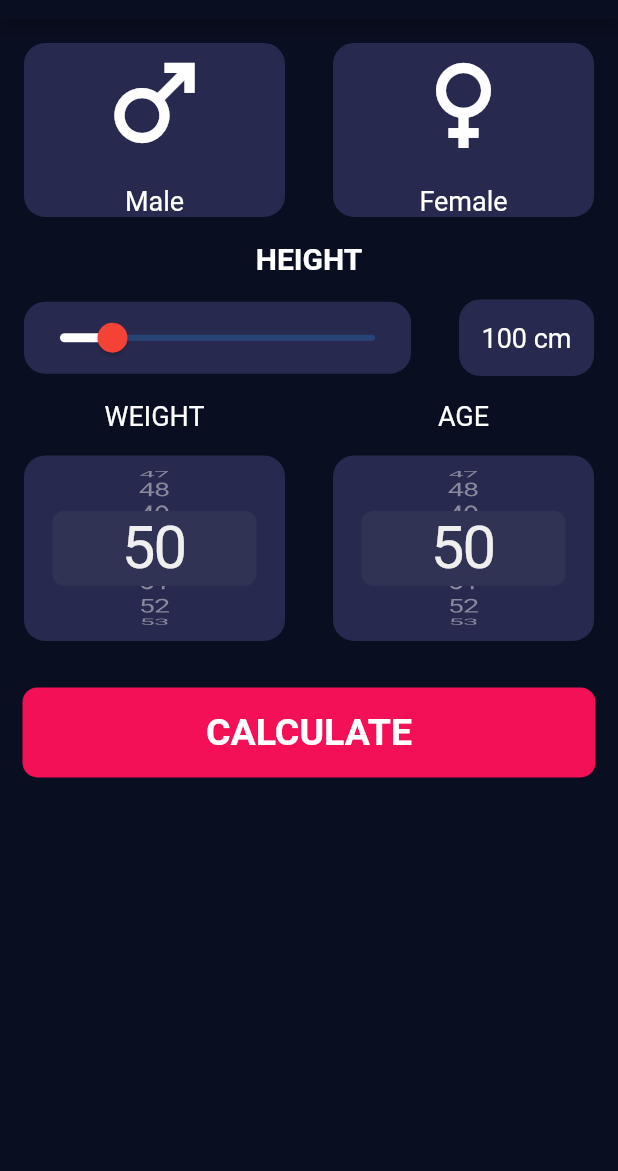
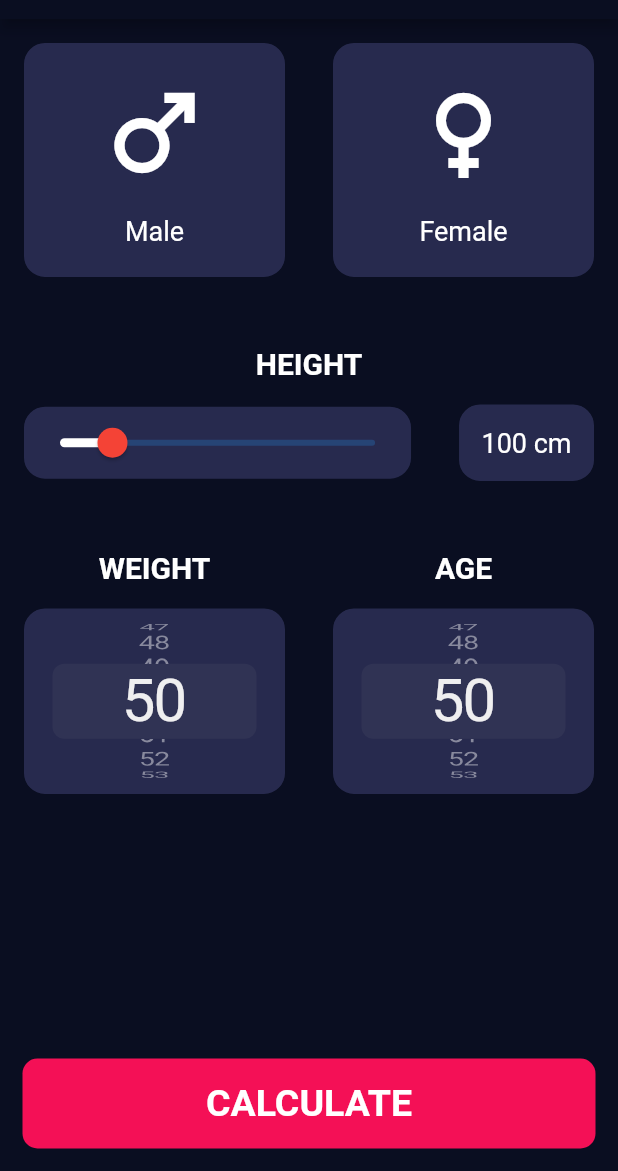
Before and after one commit to maviswisanggeni/bmi-calculator-app, a Flutter app: the screen it shows after launch, on a phone screen of 412 x 824 dp, the part 65-1236 px from its top. Run offline on Flutter 3.47's test engine with Material 2 defaults, Android fonts, the phone set to English and light mode, and no system bars.

Commit message:
modify: [MW] Change UI Gender Input Section

```diff
--- a/lib/views/bmi_data_screen.dart
+++ b/lib/views/bmi_data_screen.dart
@@ -47,7 +47,41 @@ class _BmiDataScreenState extends State<BmiDataScreen> {
       appBar: AppBar(
         title: const Text('BMI Calculator'),
       ),
-      body: Column(children: [
+      bottomNavigationBar: GestureDetector(
+        onTap: () {
+          final bmiCalculator = BmiCalculator(height: height, weight: weight);
+          bmiCalculator.calculateBMI();
+          Navigator.of(context).push(
+            MaterialPageRoute(
+              builder: ((context) {
+                return BmiResultScreen(
+                  bmi: bmiCalculator.bmi!,
+                );
+              }),
+            ),
+          );
+        },
+        child: Container(
+          height: 60,
+          margin: EdgeInsets.all(15),
+          decoration: BoxDecoration(
+            borderRadius: BorderRadius.circular(10),
+            color: const Color(0xffF41056),
+          ),
+          child: const Center(
+            child: Text(
+              'CALCULATE',
+              style: TextStyle(
+                fontSize: 25,
+                fontWeight: FontWeight.bold,
+                color: Colors.white,
+              ),
+            ),
+          ),
+        ),
+      ),
+      body: SingleChildScrollView(
+        child: Column(children: [
           Row(
             children: [
               Expanded(
@@ -58,9 +92,30 @@ class _BmiDataScreenState extends State<BmiDataScreen> {
                   },
                   child: BmiCard(
                     borderColor: (gender == "male") ? Colors.white : primaryColor,
-                  child: const GenderIconText(
+                    child: Stack(
+                      children: [
+                        const Center(
+                          child: Padding(
+                            padding: EdgeInsets.symmetric(
+                              vertical: 20.0,
+                            ),
+                            child: GenderIconText(
                               icon: Icons.male,
                               title: 'Male',
+                            ),
+                          ),
+                        ),
+                        Positioned(
+                          right: 10,
+                          top: 10,
+                          child: Icon(
+                            Icons.check_circle,
+                            color: (gender == "male")
+                                ? Colors.white
+                                : Colors.transparent,
+                          ),
+                        ),
+                      ],
                     ),
                   ),
                 ),
@@ -74,14 +129,38 @@ class _BmiDataScreenState extends State<BmiDataScreen> {
                   child: BmiCard(
                     borderColor:
                         (gender == "female" ? Colors.white : primaryColor),
-                  child: const GenderIconText(
+                    child: Stack(
+                      children: [
+                        const Center(
+                          child: Padding(
+                            padding: EdgeInsets.symmetric(
+                              vertical: 20.0,
+                            ),
+                            child: GenderIconText(
                               icon: Icons.female,
                               title: 'Female',
                             ),
                           ),
                         ),
+                        Positioned(
+                          right: 10,
+                          top: 10,
+                          child: Icon(
+                            Icons.check_circle,
+                            color: (gender == "female")
+                                ? Colors.white
+                                : Colors.transparent,
+                          ),
                         ),
                       ],
+                    ),
+                  ),
+                ),
+              ),
+            ],
+          ),
+          SizedBox(
+            height: 30,
           ),
           Column(
             children: [
@@ -133,6 +212,9 @@ class _BmiDataScreenState extends State<BmiDataScreen> {
               ),
             ],
           ),
+          SizedBox(
+            height: 30,
+          ),
           Container(
             child: Row(
               children: [
@@ -142,7 +224,8 @@ class _BmiDataScreenState extends State<BmiDataScreen> {
                     children: [
                       Text(
                         "WEIGHT",
-                      style: labelTextStyle,
+                        style: labelTextStyle!
+                            .copyWith(fontSize: 20, fontWeight: FontWeight.bold),
                       ),
                       BmiCard(
                         child: Column(
@@ -176,7 +259,8 @@ class _BmiDataScreenState extends State<BmiDataScreen> {
                     children: [
                       Text(
                         "AGE",
-                      style: labelTextStyle,
+                        style: labelTextStyle!
+                            .copyWith(fontSize: 20, fontWeight: FontWeight.bold),
                       ),
                       BmiCard(
                         child: Column(
@@ -208,40 +292,8 @@ class _BmiDataScreenState extends State<BmiDataScreen> {
               ],
             ),
           ),
-        GestureDetector(
-          onTap: () {
-            final bmiCalculator = BmiCalculator(height: height, weight: weight);
-            bmiCalculator.calculateBMI();
-            Navigator.of(context).push(
-              MaterialPageRoute(
-                builder: ((context) {
-                  return BmiResultScreen(
-                    bmi: bmiCalculator.bmi!,
-                  );
-                }),
+        ]),
       ),
-            );
-          },
-          child: Container(
-            height: 60,
-            margin: EdgeInsets.all(15),
-            decoration: BoxDecoration(
-              borderRadius: BorderRadius.circular(10),
-              color: const Color(0xffF41056),
-            ),
-            child: const Center(
-              child: Text(
-                'CALCULATE',
-                style: TextStyle(
-                  fontSize: 25,
-                  fontWeight: FontWeight.bold,
-                  color: Colors.white,
-                ),
-              ),
-            ),
-          ),
-        ),
-      ]),
     );
   }
 }
```
Lines whose indentation alone changed are shown as unchanged.
